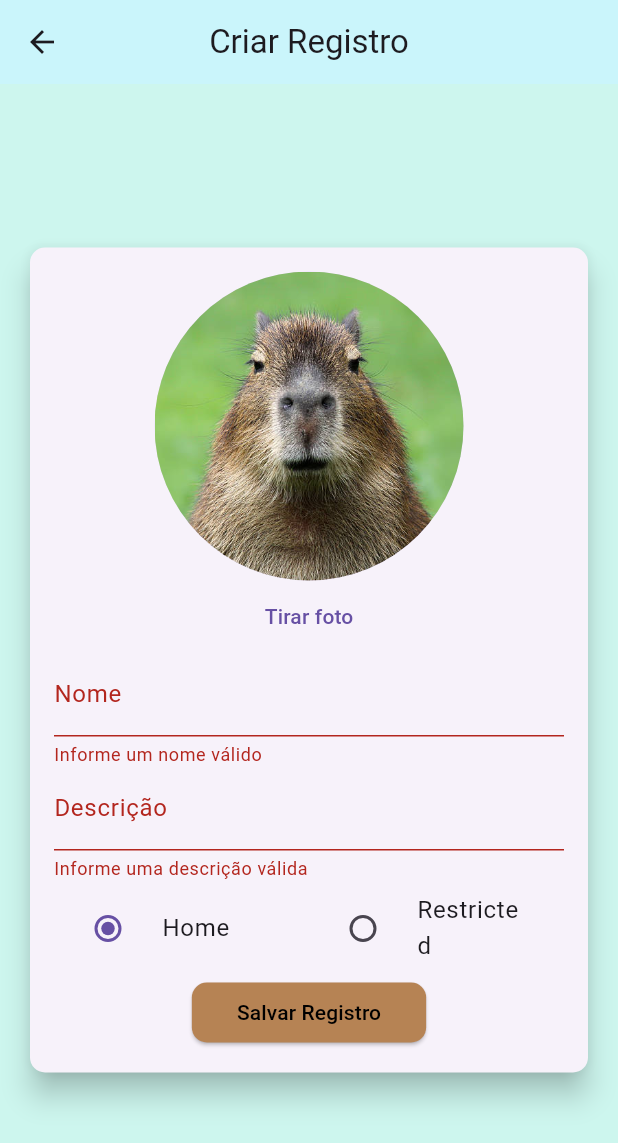
After one commit to Joao-Kleber-Linhalis/desafio_capyba, a Flutter app: the CreateScreen screen opened by its route, after a tap on "Salvar Registro", on a phone screen of 412 x 824 dp. The commit adds this screen. Shown: the top 1143 px of the screen. Run offline on Flutter 3.47's test engine with Material 3 defaults, Android fonts, the phone set to English and light mode, and no system bars; our stand-ins replace cached_network_image, cloud_firestore, firebase_auth, firebase_core, firebase_storage, image_picker; accounts and stored records are empty.

Commit message:
create register

```diff
--- a/lib/core/routes/app_routes.dart
+++ b/lib/core/routes/app_routes.dart
@@ -6,4 +6,5 @@ class AppRoutes {
   static const AUTH_SCREEN = '/auth-screen';
   static const INDEX_SCREEN = '/index-screen';
   static const PROFILE_SCREEN = '/profile-screen';
+  static const CREATE_SCREEN = '/create-screen';
 }
--- /dev/null
+++ b/lib/features/create/controllers/create_controller.dart
@@ -0,0 +1,95 @@
+import 'package:desafio_capyba/features/auth/provider/auth_provider.dart';
+import 'package:desafio_capyba/features/home/models/home_model.dart';
+import 'package:desafio_capyba/features/home/provider/home_provider.dart';
+import 'package:desafio_capyba/features/restricted/models/restricted_model.dart';
+import 'package:desafio_capyba/features/restricted/provider/restricted_provider.dart';
+import 'package:desafio_capyba/shared/utils/tools.dart';
+import 'package:flutter/material.dart';
+import 'package:provider/provider.dart';
+
+class CreateController {
+  bool isLoading = false;
+  String type = "Home";
+  String rarity = "Common";
+  final formKey = GlobalKey<FormState>();
+
+  late bool isEmailVerified;
+  late RestrictedProvider restrictedProvider;
+  late HomeProvider homeProvider;
+  late final TextEditingController nameController;
+  late final TextEditingController descriptionController;
+  late String photoUrl;
+  final List<String> types = [
+    "Home",
+    "Restricted",
+  ];
+
+  final List<String> rarities = [
+    "Common",
+    "Rare",
+    "Epic",
+    "Legendary",
+  ];
+
+  CreateController(BuildContext context) {
+    isEmailVerified =
+        Provider.of<AuthProvider>(context, listen: false).isEmailVerified;
+    restrictedProvider =
+        Provider.of<RestrictedProvider>(context, listen: false);
+    homeProvider = Provider.of<HomeProvider>(context, listen: false);
+    nameController = TextEditingController();
+    descriptionController = TextEditingController();
+    photoUrl = "";
+  }
+
+  void setPhotoUrl(String url) {
+    photoUrl = url;
+  }
+
+  Future<void> submit(
+    BuildContext context,
+    VoidCallback startLoading,
+    VoidCallback stopLoading,
+  ) async {
+    final isValid = formKey.currentState?.validate() ?? false;
+    if (!isValid) return;
+
+    if (photoUrl.isEmpty) {
+      Tools.showErrorDialog("Selecione uma foto.", context);
+      return;
+    }
+
+    startLoading();
+
+    try {
+      if (type == "Home") {
+        HomeModel home = HomeModel(
+          id: "",
+          title: nameController.text,
+          description: descriptionController.text,
+          imageUrl: "",
+        );
+        homeProvider.saveHome(home, photoUrl);
+      } else {
+        RestrictedModel restricted = RestrictedModel(
+          id: "",
+          title: nameController.text,
+          description: descriptionController.text,
+          imageUrl: "",
+          rarity: rarity,
+        );
+        restrictedProvider.saveRestricted(restricted, photoUrl);
+      }
+      Navigator.of(context).pop();
+    } catch (e) {
+      debugPrint(e.toString());
+      Tools.showErrorDialog("Erro ao salvar perfil. Tente novamente.", context);
+    }
+    stopLoading();
+  }
+
+  dispose() {
+    nameController.dispose();
+    descriptionController.dispose();
+  }
+}
--- /dev/null
+++ b/lib/features/create/presentation/screens/create_screen.dart
@@ -0,0 +1,173 @@
+import 'package:desafio_capyba/features/create/controllers/create_controller.dart';
+import 'package:desafio_capyba/shared/constants/app_text_styles.dart';
+import 'package:desafio_capyba/shared/utils/responsive.dart';
+import 'package:desafio_capyba/shared/utils/tools.dart';
+import 'package:desafio_capyba/shared/widgets/button_widget.dart';
+import 'package:desafio_capyba/shared/widgets/circle_avatar_widget.dart';
+import 'package:desafio_capyba/shared/widgets/take_picture_widget.dart';
+import 'package:flutter/material.dart';
+
+class CreateScreen extends StatefulWidget {
+  const CreateScreen({super.key});
+
+  @override
+  State<CreateScreen> createState() => _CreateScreenState();
+}
+
+class _CreateScreenState extends State<CreateScreen> {
+  late final CreateController _controller;
+
+  @override
+  void initState() {
+    _controller = CreateController(context);
+    super.initState();
+  }
+
+  @override
+  Widget build(BuildContext context) {
+    return Scaffold(
+      appBar: AppBar(
+        title: const Text('Criar Registro'),
+        centerTitle: true,
+      ),
+      body: SafeArea(
+        child: Center(
+          child: _controller.isEmailVerified
+              ? SingleChildScrollView(
+                  child: SizedBox(
+                    width: double.infinity,
+                    child: Column(
+                      mainAxisAlignment: MainAxisAlignment.center,
+                      crossAxisAlignment: CrossAxisAlignment.center,
+                      children: [
+                        Container(
+                          padding: const EdgeInsets.all(16),
+                          child: Card(
+                            elevation: 8,
+                            shape: RoundedRectangleBorder(
+                              borderRadius: BorderRadius.circular(10),
+                            ),
+                            child: Padding(
+                              padding: const EdgeInsets.all(16),
+                              child: Form(
+                                key: _controller.formKey,
+                                child: Column(
+                                  mainAxisAlignment:
+                                      MainAxisAlignment.spaceEvenly,
+                                  crossAxisAlignment: CrossAxisAlignment.center,
+                                  children: [
+                                    CircleAvatarWidget(
+                                      imageUrl: _controller.photoUrl,
+                                      radius: Responsive.screenWidth(context) *
+                                          0.25,
+                                    ),
+                                    TakePictureWidget(onImageSelected: (path) {
+                                      if (path == null) {
+                                        Tools.showErrorDialog(
+                                          'Erro ao selecionar imagem',
+                                          context,
+                                        );
+                                        return;
+                                      }
+                                      setState(() {
+                                        _controller.setPhotoUrl(path);
+                                      });
+                                    }),
+                                    TextFormField(
+                                      controller: _controller.nameController,
+                                      style: AppTextStyles.style,
+                                      decoration: const InputDecoration(
+                                          labelText: "Nome"),
+                                      keyboardType: TextInputType.name,
+                                      validator: (_name) {
+                                        final name = _name ?? '';
+                                        if (name.trim().isEmpty ||
+                                            name.length <= 3) {
+                                          return 'Informe um nome válido';
+                                        }
+                                        return null;
+                                      },
+                                    ),
+                                    TextFormField(
+                                      controller:
+                                          _controller.descriptionController,
+                                      style: AppTextStyles.style,
+                                      decoration: const InputDecoration(
+                                          labelText: "Descrição"),
+                                      keyboardType: TextInputType.name,
+                                      validator: (_description) {
+                                        final description = _description ?? '';
+                                        if (description.trim().isEmpty ||
+                                            description.length <= 3) {
+                                          return 'Informe uma descrição válida';
+                                        }
+                                        return null;
+                                      },
+                                    ),
+                                    Row(
+                                      children: _controller.types.map((type) {
+                                        return Expanded(
+                                          child: RadioListTile<String>(
+                                            title: Text(type),
+                                            value: type,
+                                            groupValue: _controller.type,
+                                            onChanged: (value) {
+                                              setState(() {
+                                                _controller.type = value!;
+                                              });
+                                            },
+                                          ),
+                                        );
+                                      }).toList(),
+                                    ),
+                                    Visibility(
+                                      visible: _controller.type == "Restricted",
+                                      child: DropdownButton(
+                                        value: _controller.rarity,
+                                        items: _controller.rarities
+                                            .map((rarity) => DropdownMenuItem(
+                                                  value: rarity,
+                                                  child: Text(rarity),
+                                                ))
+                                            .toList(),
+                                        onChanged: (value) {
+                                          setState(() {
+                                            _controller.rarity = value!;
+                                          });
+                                        },
+                                      ),
+                                    ),
+                                    ButtonWidget(
+                                      isLoading: _controller.isLoading,
+                                      child: Text(
+                                        "Salvar Registro",
+                                        style: AppTextStyles.style,
+                                      ),
+                                      onPressed: () => _controller.submit(
+                                        context,
+                                        () => setState(
+                                            () => _controller.isLoading = true),
+                                        () => setState(() =>
+                                            _controller.isLoading = false),
+                                      ),
+                                    )
+                                  ],
+                                ),
+                              ),
+                            ),
+                          ),
+                        )
+                      ],
+                    ),
+                  ),
+                )
+              : Text(
+                  "Você precisa verificar seu e-mail antes de criar um registro.",
+                  textAlign: TextAlign.center,
+                  style: AppTextStyles.style,
+                ),
+        ),
+      ),
+    );
+  }
+}
--- a/lib/features/home/provider/home_provider.dart
+++ b/lib/features/home/provider/home_provider.dart
@@ -1,3 +1,6 @@
+import 'dart:io';
+
+import 'package:desafio_capyba/core/services/firebase_service.dart';
 import 'package:desafio_capyba/features/home/models/home_model.dart';
 import 'package:flutter/material.dart';
 
@@ -32,10 +35,16 @@ class HomeProvider with ChangeNotifier {
     notifyListeners();
   }
 
-  Future<void> saveHome(HomeModel home) async {
+  Future<void> saveHome(HomeModel home, String photoUrl) async {
     if (!isAllowed) return;
     try {
-      final saveHome = await home.save();
+      HomeModel saveHome = await home.save();
+      if (!photoUrl.contains("http")) {
+        String photoFirebaseUrl = await FirebaseService.instance
+                .saveImage(File(photoUrl), saveHome.id, saveHome.collection) ??
+            "";
+        saveHome = await saveHome.copyWith(imageUrl: photoFirebaseUrl).save();
+      }
       if (home.id.isEmpty) {
         _items.add(saveHome);
       } else {
--- a/lib/features/index/controllers/drawer_controller.dart
+++ b/lib/features/index/controllers/drawer_controller.dart
@@ -24,6 +24,11 @@ class DrawerController {
       title: "Abrir CapyLoot",
       icon: Icons.card_giftcard,
       route: "",
+    ),
+    DrawerOptionsModel(
+      title: "Criar registro",
+      icon: Icons.add,
+      route: AppRoutes.CREATE_SCREEN,
     )
   ];
 }
--- a/lib/features/restricted/provider/restricted_provider.dart
+++ b/lib/features/restricted/provider/restricted_provider.dart
@@ -1,3 +1,6 @@
+import 'dart:io';
+
+import 'package:desafio_capyba/core/services/firebase_service.dart';
 import 'package:desafio_capyba/features/restricted/models/restricted_model.dart';
 import 'package:flutter/material.dart';
 
@@ -43,10 +46,18 @@ class RestrictedProvider with ChangeNotifier {
     notifyListeners();
   }
 
-  Future<void> saveRestricted(RestrictedModel restricted) async {
+  Future<void> saveRestricted(
+      RestrictedModel restricted, String photoUrl) async {
     if (!isAllowed) return;
     try {
-      final saveRestricted = await restricted.save();
+      RestrictedModel saveRestricted = await restricted.save();
+      if (!photoUrl.contains("http")) {
+        String photoFirebaseUrl = await FirebaseService.instance.saveImage(
+                File(photoUrl), saveRestricted.id, saveRestricted.collection) ??
+            "";
+        saveRestricted =
+            await saveRestricted.copyWith(imageUrl: photoFirebaseUrl).save();
+      }
       if (restricted.id.isEmpty) {
         _items.add(saveRestricted);
       } else {
--- a/lib/main.dart
+++ b/lib/main.dart
@@ -1,6 +1,7 @@
 import 'package:desafio_capyba/core/routes/app_routes.dart';
 import 'package:desafio_capyba/features/auth/presentation/screens/auth_screen.dart';
 import 'package:desafio_capyba/features/auth/provider/auth_provider.dart';
+import 'package:desafio_capyba/features/create/presentation/screens/create_screen.dart';
 import 'package:desafio_capyba/features/home/provider/home_provider.dart';
 import 'package:desafio_capyba/features/index/presentation/index_screen.dart';
 import 'package:desafio_capyba/features/presentation/auth_or_home_screen.dart';
@@ -67,6 +68,7 @@ class MyApp extends StatelessWidget {
           AppRoutes.AUTH_SCREEN: (context) => const AuthScreen(),
           AppRoutes.PROFILE_SCREEN: (context) => const ProfileScreen(),
           AppRoutes.INDEX_SCREEN: (context) => const IndexScreen(),
+          AppRoutes.CREATE_SCREEN: (context) => const CreateScreen(),
         },
       ),
     );
```
